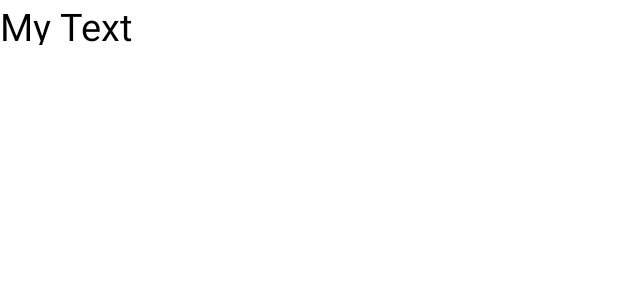
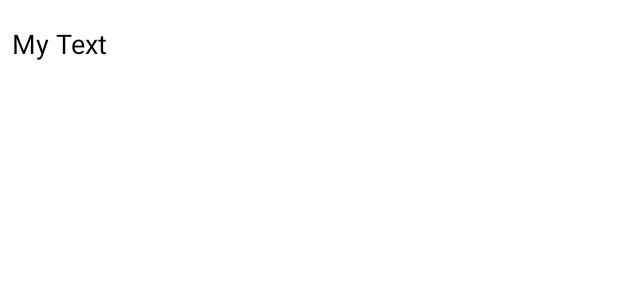
Before and after one commit to GR8-SW-Project/-Diving-into-the-news, an Android app: the layout activity_custom_list_view.xml on its own in the app's theme, with its tools: preview values and no code run, on a phone screen of 412 x 824 dp. Shown: the top 300 px of the screen. Run offline under Robolectric (Android 15) with nearby library versions, the light colour scheme and no system bars.

Commit message:
News List updates from Django server

```diff
--- a/app/src/main/java/com/example/divingintothenews/ApiService.java
+++ b/app/src/main/java/com/example/divingintothenews/ApiService.java
@@ -11,5 +11,8 @@ import java.util.List;
 public interface ApiService {
 
     @GET("news")
-    Call<List<Post>> getPosts();
+    Call<List<NewsPost>> getNewsPosts();
+
+    @GET("keywords")
+    Call<List<KeywordPost>> getKeywordPosts();
 }
--- a/app/src/main/res/layout/activity_custom_list_view.xml
+++ b/app/src/main/res/layout/activity_custom_list_view.xml
@@ -7,36 +7,56 @@
     tools:context=".CustomListView">
 
     <LinearLayout
+        android:layout_width="match_parent"
+        android:layout_height="match_parent"
+        android:orientation="horizontal">
+
+        <ImageView
+            android:id="@+id/imageView4"
             android:layout_width="wrap_content"
             android:layout_height="wrap_content"
+            android:layout_weight="1"/>
+
+        <LinearLayout
+            android:layout_width="match_parent"
+            android:layout_height="80dp"
+            android:gravity="center_vertical"
             android:orientation="vertical">
 
             <TextView
                 android:id="@+id/titleView"
-            android:layout_width="314dp"
-            android:layout_height="30dp"
+                android:layout_width="match_parent"
+                android:layout_height="wrap_content"
+                android:layout_gravity="center_vertical"
+                android:layout_marginHorizontal="8dp"
+                android:gravity="bottom"
                 android:text="My Text"
                 android:textColor="@color/black"
-            android:textSize="25sp" />
+                android:textSize="18sp" />
 
             <LinearLayout
-            android:layout_width="wrap_content"
-            android:layout_height="wrap_content">
+                android:layout_width="match_parent"
+                android:layout_height="wrap_content"
+                android:layout_gravity="center_vertical"
+                android:layout_marginHorizontal="8dp">
 
                 <TextView
                     android:id="@+id/company"
-                android:layout_width="116dp"
-                android:layout_height="30dp"
-                android:gravity="center"
+                    android:layout_width="wrap_content"
+                    android:layout_height="wrap_content"
+                    android:layout_gravity="center_vertical"
+                    android:layout_marginRight="10dp"
                     android:textSize="16sp" />
 
                 <TextView
                     android:id="@+id/date"
-                android:layout_width="108dp"
-                android:layout_height="30dp"
+                    android:layout_width="wrap_content"
+                    android:layout_height="wrap_content"
+                    android:layout_gravity="center_vertical"
                     android:textSize="16sp" />
 
             </LinearLayout>
         </LinearLayout>
+    </LinearLayout>
 
 </LinearLayout>
--- a/app/src/main/res/values-night/themes.xml
+++ b/app/src/main/res/values-night/themes.xml
@@ -1,13 +1,13 @@
 <resources xmlns:tools="http://schemas.android.com/tools">
     <!-- Base application theme. -->
-    <style name="Theme.DivingIntoTheNews" parent="Theme.MaterialComponents.DayNight.DarkActionBar">
+    <style name="Theme.DivingIntoTheNews" parent="Theme.MaterialComponents.Light.DarkActionBar">
         <!-- Primary brand color. -->
-        <item name="colorPrimary">@color/purple_200</item>
+        <item name="colorPrimary">@color/main_color</item>
         <item name="colorPrimaryVariant">@color/purple_700</item>
-        <item name="colorOnPrimary">@color/black</item>
+        <item name="colorOnPrimary">@color/white</item>
         <!-- Secondary brand color. -->
         <item name="colorSecondary">@color/teal_200</item>
-        <item name="colorSecondaryVariant">@color/teal_200</item>
+        <item name="colorSecondaryVariant">@color/teal_700</item>
         <item name="colorOnSecondary">@color/black</item>
         <!-- Status bar color. -->
         <item name="android:statusBarColor">?attr/colorPrimaryVariant</item>
```
Also changed, not shown: app/src/main/java/com/example/divingintothenews/CustomBaseAdapter.java (+14 -12 lines), app/src/main/java/com/example/divingintothenews/HomeActivity.java (+1 -6 lines), app/src/main/java/com/example/divingintothenews/KeywordPost.java (added, +19 -0 lines), app/src/main/java/com/example/divingintothenews/NewsListActivity.java (+58 -7 lines), app/src/main/java/com/example/divingintothenews/NewsPost.java (added, +48 -0 lines), app/src/main/java/com/example/divingintothenews/Post.java (deleted, +0 -48 lines), app/src/main/java/com/example/divingintothenews/ServerLink.java (+50 -12 lines), app/src/main/java/com/example/divingintothenews/WordCloudBtnAdapter.java (+82 -7 lines), app/src/main/res/font/robotoxml.xml (added, +7 -0 lines), app/src/main/res/layout/activity_home.xml (+5 -2 lines), app/src/main/res/font/roboto.ttf (added), 2 other files. Lines whose indentation alone changed are shown as unchanged.
